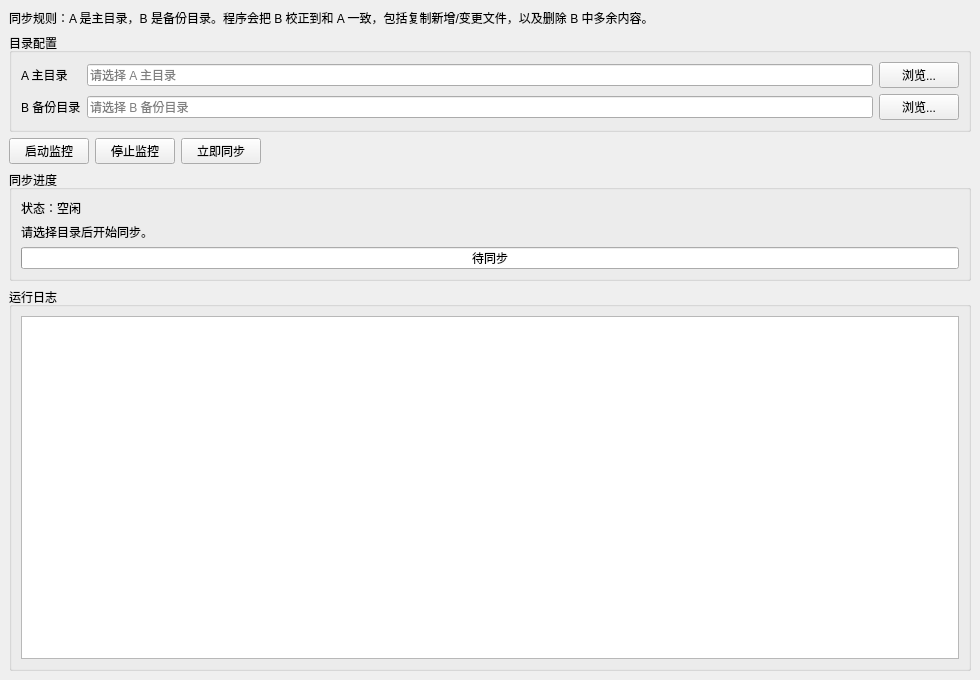
This is src/MainWindow.ui in hu419087137/SyncFolder as Qt 5 draws it before an edit. The edited form follows.
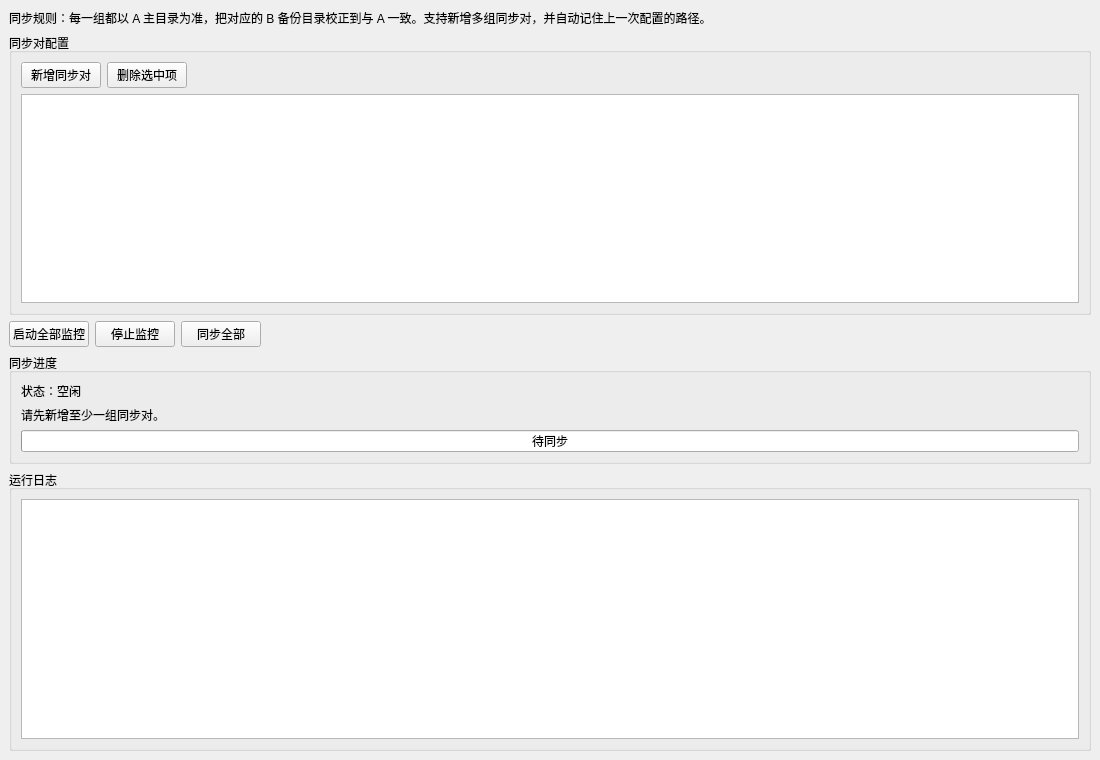
This is the edited form.

Patch:
```diff
--- a/src/MainWindow.ui
+++ b/src/MainWindow.ui
@@ -6,8 +6,8 @@
    <rect>
     <x>0</x>
     <y>0</y>
-    <width>980</width>
-    <height>680</height>
+    <width>1100</width>
+    <height>760</height>
    </rect>
   </property>
   <property name="windowTitle">
@@ -18,7 +18,7 @@
     <item>
      <widget class="QLabel" name="tipsLabel">
       <property name="text">
-       <string>同步规则：A 是主目录，B 是备份目录。程序会把 B 校正到和 A 一致，包括复制新增/变更文件，以及删除 B 中多余内容。</string>
+       <string>同步规则：每一组都以 A 主目录为准，把对应的 B 备份目录校正到与 A 一致。支持新增多组同步对，并自动记住上一次配置的路径。</string>
       </property>
       <property name="wordWrap">
        <bool>true</bool>
@@ -28,48 +28,53 @@
     <item>
      <widget class="QGroupBox" name="pathGroupBox">
       <property name="title">
-       <string>目录配置</string>
+       <string>同步对配置</string>
       </property>
-      <layout class="QGridLayout" name="pathLayout">
-       <item row="0" column="0">
-        <widget class="QLabel" name="sourceLabel">
+      <layout class="QVBoxLayout" name="pairGroupLayout">
+       <item>
+        <layout class="QHBoxLayout" name="pairActionLayout">
+         <item>
+          <widget class="QPushButton" name="addPairButton">
          <property name="text">
-          <string>A 主目录</string>
+            <string>新增同步对</string>
          </property>
         </widget>
        </item>
-       <item row="0" column="1">
-        <widget class="QLineEdit" name="sourcePathEdit">
-         <property name="placeholderText">
-          <string>请选择 A 主目录</string>
-         </property>
-        </widget>
-       </item>
-       <item row="0" column="2">
-        <widget class="QPushButton" name="browseSourceButton">
+         <item>
+          <widget class="QPushButton" name="removePairButton">
          <property name="text">
-          <string>浏览...</string>
+            <string>删除选中项</string>
          </property>
         </widget>
        </item>
-       <item row="1" column="0">
-        <widget class="QLabel" name="targetLabel">
-         <property name="text">
-          <string>B 备份目录</string>
-         </property>
-        </widget>
-       </item>
-       <item row="1" column="1">
-        <widget class="QLineEdit" name="targetPathEdit">
-         <property name="placeholderText">
-          <string>请选择 B 备份目录</string>
-         </property>
-        </widget>
-       </item>
-       <item row="1" column="2">
-        <widget class="QPushButton" name="browseTargetButton">
-         <property name="text">
-          <string>浏览...</string>
+         <item>
+          <spacer name="pairActionSpacer">
+           <property name="orientation">
+            <enum>Qt::Horizontal</enum>
+           </property>
+           <property name="sizeHint" stdset="0">
+            <size>
+             <width>40</width>
+             <height>20</height>
+            </size>
+           </property>
+          </spacer>
+         </item>
+        </layout>
+       </item>
+      <item>
+       <widget class="QTableView" name="pairTableView">
+         <property name="alternatingRowColors">
+          <bool>true</bool>
+         </property>
+         <property name="selectionMode">
+          <enum>QAbstractItemView::SingleSelection</enum>
+         </property>
+         <property name="selectionBehavior">
+          <enum>QAbstractItemView::SelectRows</enum>
+         </property>
+         <property name="editTriggers">
+          <set>QAbstractItemView::NoEditTriggers</set>
          </property>
         </widget>
        </item>
@@ -81,7 +86,7 @@
       <item>
        <widget class="QPushButton" name="startMonitorButton">
         <property name="text">
-         <string>启动监控</string>
+         <string>启动全部监控</string>
         </property>
        </widget>
       </item>
@@ -95,7 +100,7 @@
       <item>
        <widget class="QPushButton" name="manualSyncButton">
         <property name="text">
-         <string>立即同步</string>
+         <string>同步全部</string>
         </property>
        </widget>
       </item>
@@ -130,7 +135,7 @@
        <item>
         <widget class="QLabel" name="detailLabel">
          <property name="text">
-          <string>请选择目录后开始同步。</string>
+          <string>请先新增至少一组同步对。</string>
          </property>
          <property name="wordWrap">
           <bool>true</bool>
```
Left out of the diff: 8 changed lines with no effect on the pictures. Lines whose indentation alone changed are shown as unchanged.
